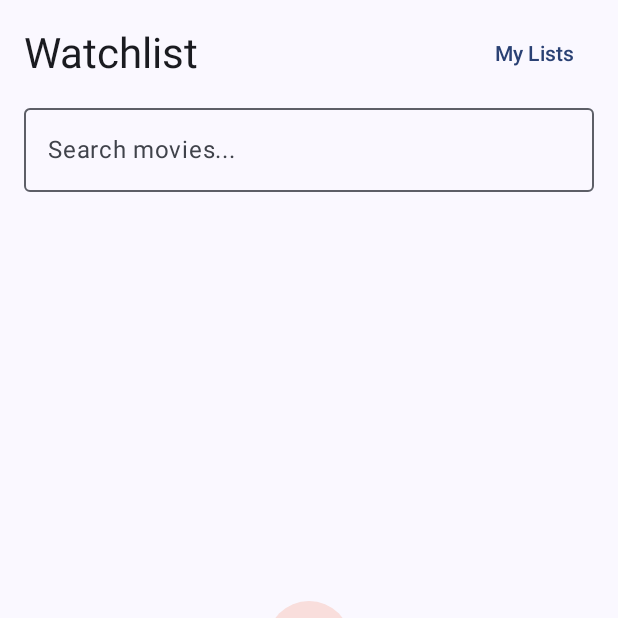
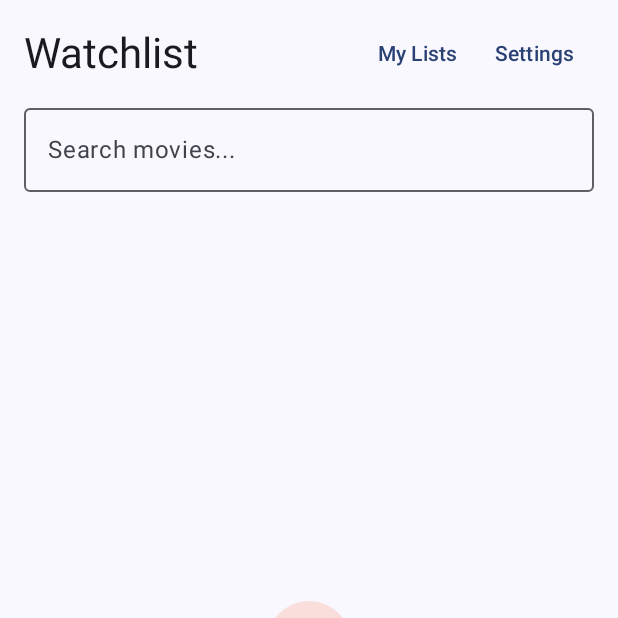
Before and after one commit to imankai/watchlist-app, an Android app built with Jetpack Compose: the screen it shows after launch (MainActivity), on a phone screen of 412 x 824 dp, the top half of it. Run offline under Robolectric (Android 15) with nearby library versions, the phone set to English and light mode, and no system bars; our stand-ins replace Room's generated code.

Commit message:
Add Settings navigation route and button in CatalogScreen

```diff
--- a/app/src/main/java/com/example/watchlist/navigation/AppNavHost.kt
+++ b/app/src/main/java/com/example/watchlist/navigation/AppNavHost.kt
@@ -11,6 +11,7 @@ import com.example.watchlist.ui.screens.AddMovieScreen
 import com.example.watchlist.ui.screens.CatalogScreen
 import com.example.watchlist.ui.screens.DetailScreen
 import com.example.watchlist.ui.screens.ListsScreen
+import com.example.watchlist.ui.screens.SettingsScreen
 
 @Composable
 fun AppNavHost(navController: NavHostController = rememberNavController()) {
@@ -25,6 +26,9 @@ fun AppNavHost(navController: NavHostController = rememberNavController()) {
                 },
                 onListsClick = {
                     navController.navigate(Routes.LISTS) { launchSingleTop = true }
+                },
+                onSettingsClick = {
+                    navController.navigate(Routes.SETTINGS) { launchSingleTop = true }
                 }
             )
         }
@@ -49,5 +53,8 @@ fun AppNavHost(navController: NavHostController = rememberNavController()) {
                 onBack = { navController.popBackStack() }
             )
         }
+        composable(Routes.SETTINGS) {
+            SettingsScreen(onBack = { navController.popBackStack() })
+        }
     }
 }
--- a/app/src/main/java/com/example/watchlist/navigation/Routes.kt
+++ b/app/src/main/java/com/example/watchlist/navigation/Routes.kt
@@ -5,6 +5,7 @@ object Routes {
     const val DETAIL = "detail/{movieId}"
     const val ADD = "add"
     const val LISTS = "lists"
+    const val SETTINGS = "settings"
 
     fun detail(movieId: Int) = "detail/$movieId"
 }
--- a/app/src/main/java/com/example/watchlist/ui/screens/CatalogScreen.kt
+++ b/app/src/main/java/com/example/watchlist/ui/screens/CatalogScreen.kt
@@ -39,6 +39,7 @@ fun CatalogScreen(
     onMovieClick: (Int) -> Unit,
     onAddClick: () -> Unit,
     onListsClick: () -> Unit,
+    onSettingsClick: () -> Unit = {},
     viewModel: CatalogViewModel = viewModel()
 ) {
     val uiState by viewModel.uiState.collectAsState()
@@ -61,8 +62,13 @@ fun CatalogScreen(
                     style = MaterialTheme.typography.headlineMedium
                 )
 
-                TextButton(onClick = onListsClick) {
-                    Text("My Lists")
+                Row(verticalAlignment = Alignment.CenterVertically) {
+                    TextButton(onClick = onListsClick) {
+                        Text("My Lists")
+                    }
+                    TextButton(onClick = onSettingsClick) {
+                        Text("Settings")
+                    }
                 }
             }
         },
```
